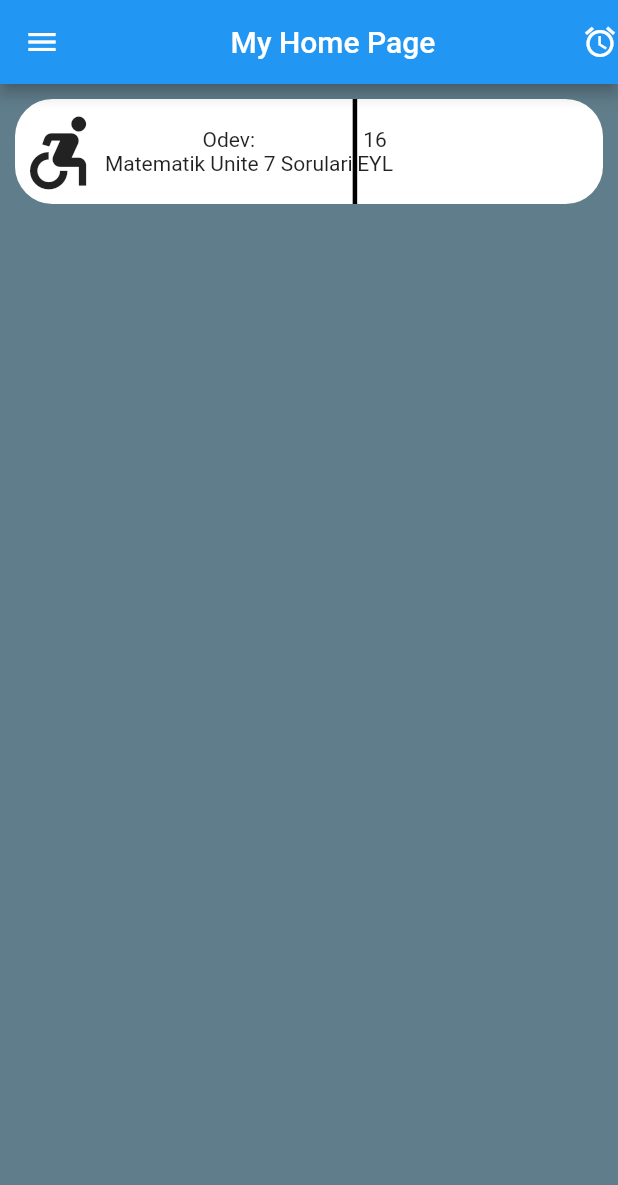
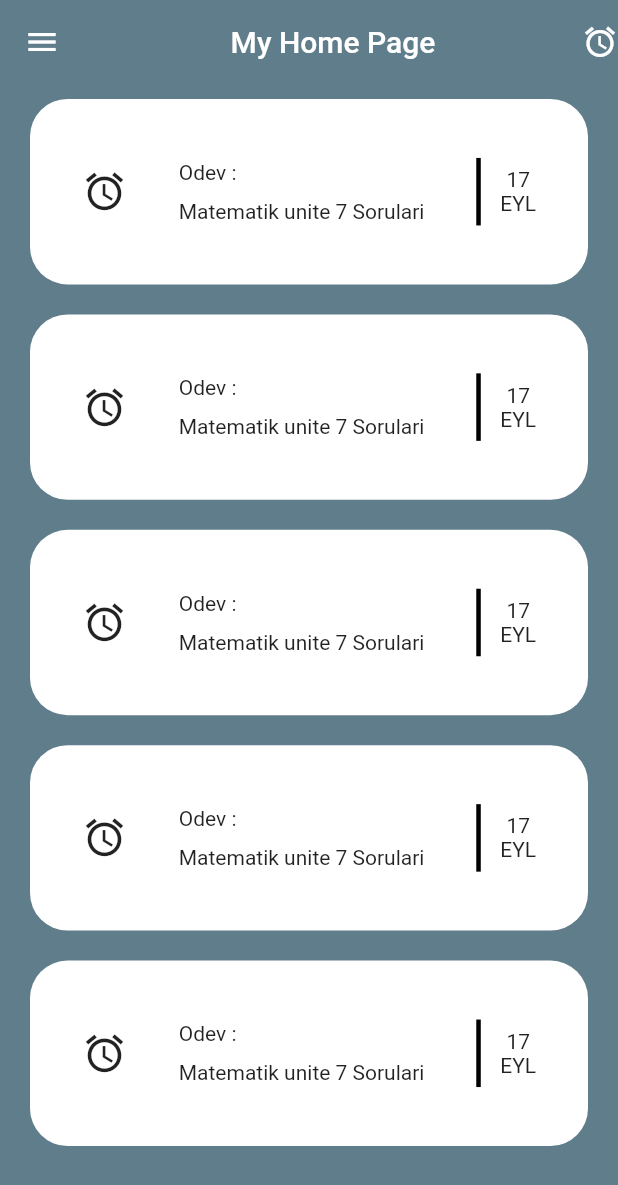
Before and after one commit to TunahanAydinoglu/FlutterWS, a Flutter app: the screen it shows after launch, on a phone screen of 412 x 824 dp. Shown: the top 1185 px of the screen. Run offline on Flutter 3.47's test engine with Material 2 defaults, Android fonts, the phone set to English and light mode, and no system bars; our stand-ins replace circular_check_box, font_awesome_flutter, google_nav_bar, line_icons, slider_button.

```diff
--- a/works2/lib/screens/myhomepage.dart
+++ b/works2/lib/screens/myhomepage.dart
@@ -5,54 +5,86 @@ class MyHome extends StatelessWidget {
   Widget build(BuildContext context) {
     var mySize = MediaQuery.of(context).size;
     return Scaffold(
+      extendBodyBehindAppBar: false,
       appBar: myAppBar(),
       body: Container(
-          height: mySize.height,
-          width: mySize.width,
         color: Colors.blueGrey,
         child: Column(
           children: [
             Container(
-                margin: EdgeInsets.all(10),
+              height: mySize.height * 0.9 - 20,
+              child: ListView.builder(
+                shrinkWrap: true,
+                itemCount: 8,
+                itemBuilder: (context, index) {
+                  return myCard(mySize);
+                },
+              ),
+            )
+          ],
+        ),
+      ),
+    );
+  }
+
+  Container myCard(Size mySize) {
+    return Container(
+      margin: EdgeInsets.only(bottom: 10, top: 10, left: 20, right: 20),
+      height: mySize.height * 0.15,
       decoration: BoxDecoration(
+        borderRadius: BorderRadius.circular(25),
         color: Colors.white,
-                  borderRadius: BorderRadius.circular(25),
       ),
       child: Row(
+        mainAxisAlignment: MainAxisAlignment.spaceEvenly,
+        crossAxisAlignment: CrossAxisAlignment.center,
         children: [
           Icon(
-                      Icons.accessible_forward,
-                      size: 60,
+            Icons.access_alarms,
+            size: 30,
           ),
           Column(
+            mainAxisAlignment: MainAxisAlignment.center,
+            crossAxisAlignment: CrossAxisAlignment.start,
             children: [
-                        Text("Odev:"),
-                        Text("Matematik Unite 7 Sorulari"),
+              Text("Odev : "),
+              SizedBox(
+                height: 10,
+              ),
+              Text("Matematik unite 7 Sorulari"),
             ],
           ),
+          Row(
+            crossAxisAlignment: CrossAxisAlignment.center,
+            children: [
               SizedBox(
                 width: 3,
-                      height: 70,
+                height: 45,
                 child: Container(
                   color: Colors.black,
                 ),
               ),
+              SizedBox(
+                width: 13,
+              ),
               Column(
+                mainAxisAlignment: MainAxisAlignment.center,
                 children: [
-                        Text("16"),
+                  Text("17"),
                   Text("EYL"),
+                ],
+              ),
             ],
           )
         ],
       ),
-              )
-            ],
-          ),
-        ));
+    );
   }
 
   AppBar myAppBar() {
     return AppBar(
+      elevation: 0,
+      backgroundColor: Colors.blueGrey,
       title: Center(
         child: Text("My Home Page"),
       ),
```
Lines whose indentation alone changed are shown as unchanged.
